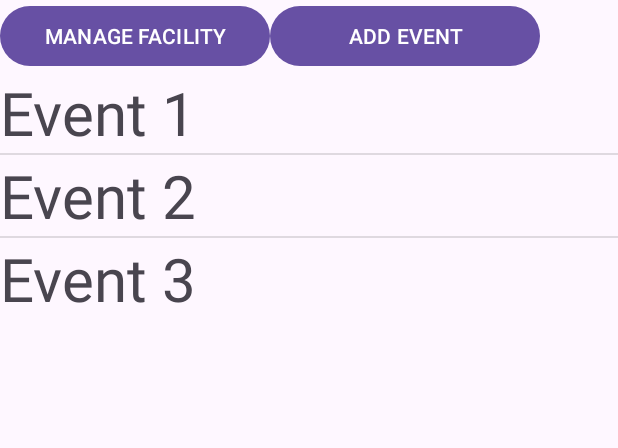
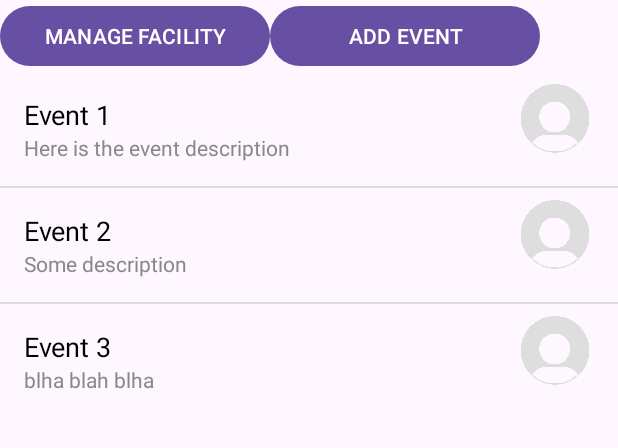
Before and after one commit to CMPUT301F24appify/CMPUT301F24-Project, an Android app: the EventActivity screen opened directly, with no data from a screen before it, on a phone screen of 412 x 824 dp, the part 225-673 px from its top. Run offline under Robolectric (Android 15) with nearby library versions, the phone set to English and light mode, and no system bars; our stand-ins replace Firebase (no records; nobody signed in at launch, a user with empty details on screens opened directly).

Commit message:
Fixed Organizer Event List

```diff
--- /dev/null
+++ b/Appify/app/src/main/java/com/example/appify/CustomEventAdapter.java
@@ -0,0 +1,40 @@
+package com.example.appify;
+
+import android.content.Context;
+import android.view.LayoutInflater;
+import android.view.View;
+import android.view.ViewGroup;
+import android.widget.ArrayAdapter;
+import android.widget.TextView;
+
+import androidx.annotation.NonNull;
+
+import java.util.List;
+
+public class CustomEventAdapter extends ArrayAdapter<Event> {
+    private Context context;
+    private List<Event> eventList;
+
+    public CustomEventAdapter(Context context, List<Event> eventList){
+        super(context, 0, eventList);
+        this.context = context;
+        this.eventList = eventList;
+    }
+
+    @NonNull
+    @Override
+    public View getView(int position, View convertView, @NonNull ViewGroup parent){
+        if (convertView == null){
+            convertView = LayoutInflater.from(context).inflate(R.layout.event_list_content_test, parent, false);
+        }
+
+        Event event = eventList.get(position);
+
+        TextView eventTitle = convertView.findViewById(R.id.event_title);
+        TextView eventDesc = convertView.findViewById(R.id.event_desc);
+
+        eventTitle.setText(event.getName());
+        eventDesc.setText(event.getDescription());
+        return convertView;
+    }
+}
--- a/Appify/app/src/main/java/com/example/appify/EventActivity.java
+++ b/Appify/app/src/main/java/com/example/appify/EventActivity.java
@@ -14,18 +14,19 @@ import com.google.firebase.firestore.FirebaseFirestore;
 
 import java.util.ArrayList;
 import java.util.Arrays;
+import java.util.List;
 
 public class EventActivity extends AppCompatActivity implements AddEventDialogFragment.AddEventDialogListener {
-    private ArrayList<Event> eventList = new ArrayList<>();
     private FirebaseFirestore db;
     ListView eventListView;
-    ArrayList<Event> dataList;
-    ArrayAdapter<Event> eventAdapter;
+    CustomEventAdapter eventAdapter;
+    ArrayList<Event> eventList;
 
     // Sample events
     Event event1;
     Event event2;
     Event event3;
+
     @Override
     protected void onCreate(Bundle savedInstanceState) {
         super.onCreate(savedInstanceState);
@@ -43,9 +44,11 @@ public class EventActivity extends AppCompatActivity implements AddEventDialogFr
 
         Event []events = {event1,event2, event3};
 
-        dataList = new ArrayList<>();
-        dataList.addAll(Arrays.asList(events));
-        eventAdapter = new ArrayAdapter<>(this,R.layout.event_list_content, dataList);
+        System.out.println("test1");
+        eventList = new ArrayList<>();
+        eventList.addAll(Arrays.asList(events));
+        System.out.println("test2");
+        eventAdapter = new CustomEventAdapter(this,eventList);
         eventListView.setAdapter(eventAdapter);
 
         Button addEventButton = findViewById(R.id.button_add);
@@ -56,8 +59,7 @@ public class EventActivity extends AppCompatActivity implements AddEventDialogFr
 
         // Set an item click listener to open the EventDetailActivity
         eventListView.setOnItemClickListener((parent, view, position, id) -> {
-            System.out.println("awouhwad");
-            Event selectedEvent = dataList.get(position);
+            Event selectedEvent = eventList.get(position);
 
             Intent intent = new Intent(EventActivity.this, EventDetailActivity.class);
 
@@ -88,7 +90,7 @@ public class EventActivity extends AppCompatActivity implements AddEventDialogFr
                 .set(newEvent)
                 .addOnSuccessListener(aVoid -> {
                     Toast.makeText(EventActivity.this, "Event added: " + name, Toast.LENGTH_SHORT).show();
-                    dataList.add(newEvent);
+                    eventList.add(newEvent);
                     eventAdapter.notifyDataSetChanged();
                 })
                 .addOnFailureListener(e -> {
--- /dev/null
+++ b/Appify/app/src/main/res/layout/event_list_content_test.xml
@@ -0,0 +1,37 @@
+<LinearLayout xmlns:android="http://schemas.android.com/apk/res/android"
+    xmlns:app="http://schemas.android.com/apk/res-auto"
+    android:layout_width="match_parent"
+    android:layout_height="wrap_content"
+    android:orientation="horizontal"
+    android:padding="8dp">
+
+    <LinearLayout
+        android:layout_width="328dp"
+        android:layout_height="wrap_content"
+        android:orientation="vertical"
+        android:padding="8dp">
+
+        <TextView
+            android:id="@+id/event_title"
+            android:layout_width="wrap_content"
+            android:layout_height="wrap_content"
+            android:text="Sample title"
+            android:textColor="#000000"
+            android:textSize="18sp" />
+
+        <TextView
+            android:id="@+id/event_desc"
+            android:layout_width="wrap_content"
+            android:layout_height="wrap_content"
+            android:text="description"
+            android:textColor="#888888"
+            android:textSize="14sp" />
+    </LinearLayout>
+
+    <ImageView
+        android:id="@+id/imageView"
+        android:layout_width="89dp"
+        android:layout_height="46dp"
+        android:layout_weight="1"
+        app:srcCompat="@drawable/default_pfp" />
+</LinearLayout>
```
